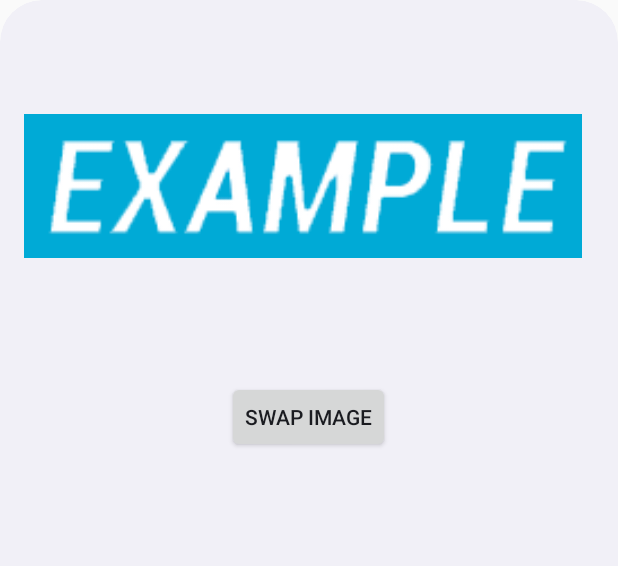
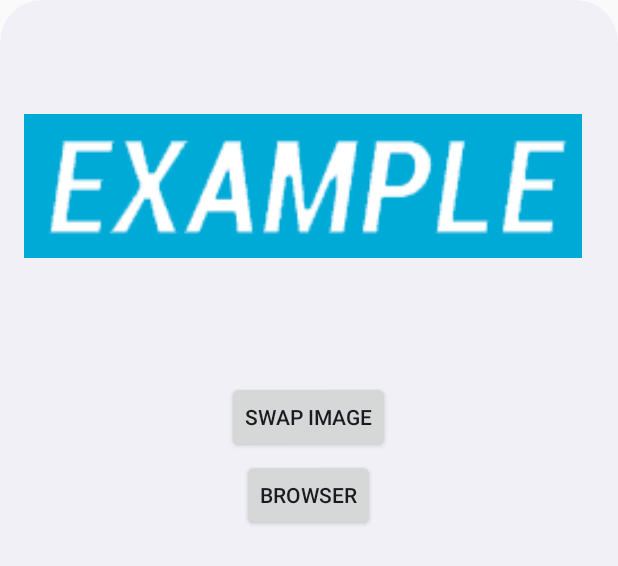
Before and after one commit to wojciechp99/LastProject5, an Android app built with Jetpack Compose: the layout search_and_image.xml on its own in the app's theme, with its tools: preview values and no code run, on a phone screen of 412 x 824 dp. Shown: the top 566 px of the screen. Run offline under Robolectric (Android 15) with nearby library versions, the phone set to English and light mode, and no system bars.

Commit message:
added button to widget to open browser

```diff
--- a/app/src/main/AndroidManifest.xml
+++ b/app/src/main/AndroidManifest.xml
@@ -1,6 +1,8 @@
 <?xml version="1.0" encoding="utf-8"?>
 <manifest xmlns:android="http://schemas.android.com/apk/res/android"
     xmlns:tools="http://schemas.android.com/tools">
+
+    <uses-permission android:name="android.permission.INTERNET" />
 
     <application
         android:allowBackup="true"
@@ -19,6 +21,7 @@
             <intent-filter>
                 <action android:name="android.appwidget.action.APPWIDGET_UPDATE" />
                 <action android:name="com.example.LastProject5.SWAP" />
+                <action android:name="com.example.LastProject5.SEARCH" />
             </intent-filter>
 
             <meta-data
--- a/app/src/main/res/layout/search_and_image.xml
+++ b/app/src/main/res/layout/search_and_image.xml
@@ -20,4 +20,13 @@
         android:layout_centerHorizontal="true"
         android:layout_marginTop="238dp"
         android:text="@string/swap_image" />
+
+    <Button
+        android:id="@+id/searchButton"
+        android:layout_width="wrap_content"
+        android:layout_height="wrap_content"
+        android:layout_alignParentTop="true"
+        android:layout_centerHorizontal="true"
+        android:layout_marginTop="290dp"
+        android:text="@string/browser" />
 </RelativeLayout>
--- a/app/src/main/res/values/strings.xml
+++ b/app/src/main/res/values/strings.xml
@@ -5,4 +5,5 @@
     <string name="app_widget_description">This is an app widget description</string>
     <string name="image">Image</string>
     <string name="swap_image">Swap Image</string>
+    <string name="browser">Browser</string>
 </resources>
```
Also changed, not shown: app/src/main/java/com/example/lastproject5/SearchAndImage.kt (+29 -3 lines).
